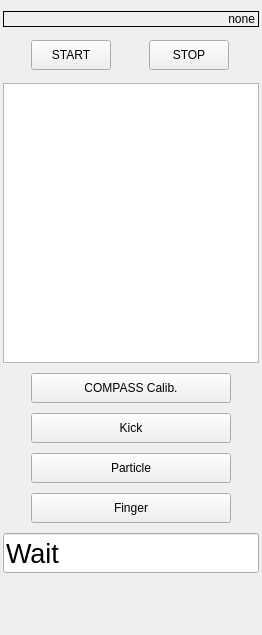
Old version of the form basestation/musashi_rqt_player_controller/resource/player_controller.ui in the repository tominagalab-apps/musashi-ros2-humble.
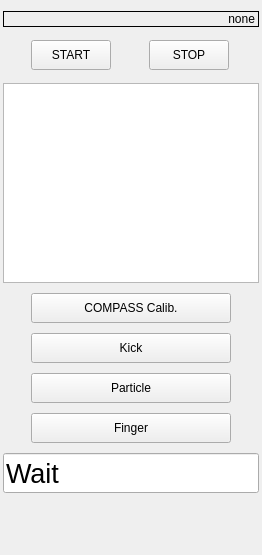
New version of the form.

Diff of the .ui file:
```diff
--- a/basestation/musashi_rqt_player_controller/resource/player_controller.ui
+++ b/basestation/musashi_rqt_player_controller/resource/player_controller.ui
@@ -7,7 +7,7 @@
     <x>0</x>
     <y>0</y>
     <width>262</width>
-    <height>635</height>
+    <height>555</height>
    </rect>
   </property>
   <property name="sizePolicy">
@@ -104,7 +104,7 @@
      <property name="minimumSize">
       <size>
        <width>0</width>
-       <height>280</height>
+       <height>200</height>
       </size>
      </property>
      <property name="maximumSize">
```
